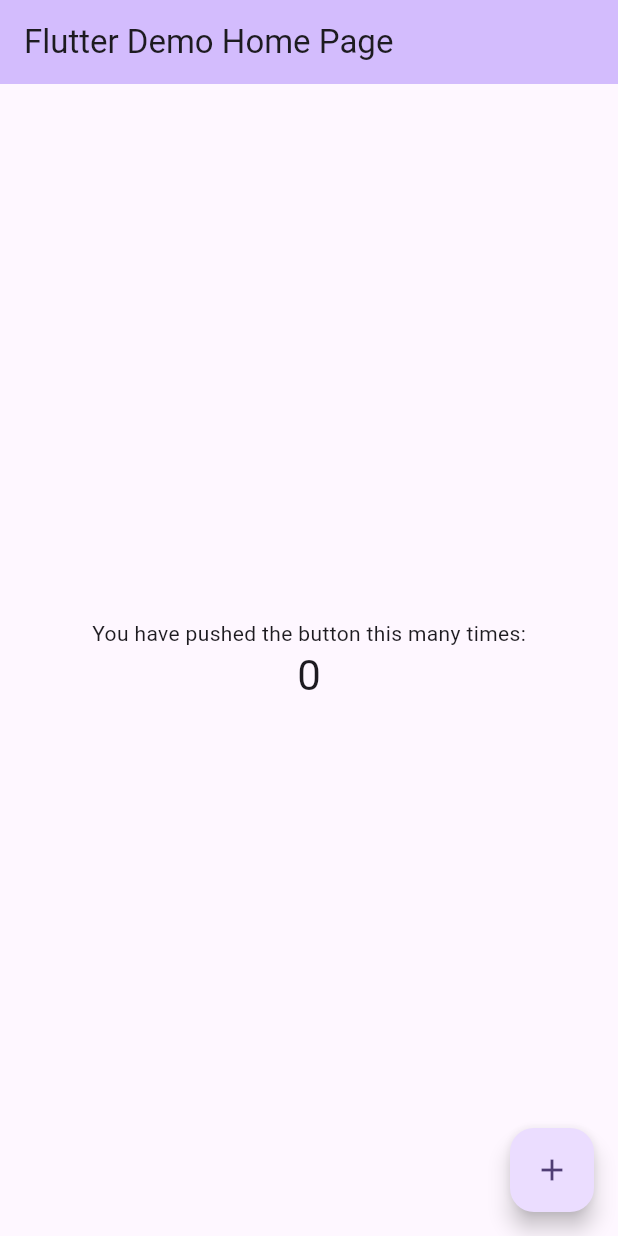
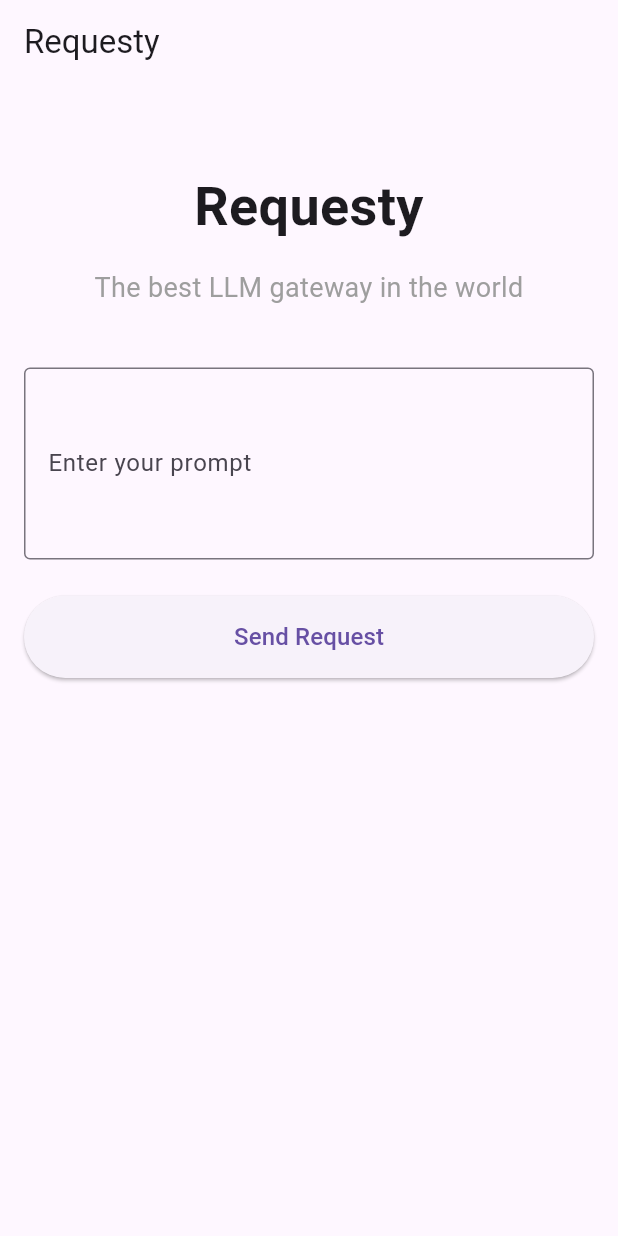
Before and after one commit to could-ai/0199063c-73df-7409-adbe-02d12ef30b3b, a Flutter app: the screen it shows after launch, on a phone screen of 412 x 824 dp. Run offline on Flutter 3.47's test engine with Material 3 defaults, Android fonts, the phone set to English and light mode, and no system bars.

Commit message:
Replaced the entire lib/main.dart file to create a new homepage for the Requesty app. The changes include: - Renamed the root widget to RequestyApp and updated MaterialApp title and theme. - Removed the default counter demo and template code. - Created a RequestyHomePage StatefulWidget with a TextEditingController to capture user prompts. - Added a hero section showing the app name and tagline: "Requesty - The best LLM gateway in the world". - Implemented a multi-line TextField for users to enter prompts, styled with an outline border. - Added an ElevatedButton that, when pressed, validates input, shows a Snackbar with the entered prompt, clears the field, and includes a TODO placeholder for actual LLM integration. - Ensured proper padding, scrolling, and responsive layout using SingleChildScrollView and Column with crossAxisAlignment.stretch. - Disposed of the controller in the State’s dispose method for resource cleanup.

```diff
--- a/usr/lib/main.dart
+++ b/usr/lib/main.dart
@@ -1,120 +1,108 @@
 import 'package:flutter/material.dart';
 
 void main() {
-  runApp(const MyApp());
+  runApp(const RequestyApp());
 }
 
-class MyApp extends StatelessWidget {
-  const MyApp({super.key});
+class RequestyApp extends StatelessWidget {
+  const RequestyApp({Key? key}) : super(key: key);
 
-  // This widget is the root of your application.
   @override
   Widget build(BuildContext context) {
     return MaterialApp(
-      title: 'Flutter Demo',
+      title: 'Requesty',
       debugShowCheckedModeBanner: false,
       theme: ThemeData(
-        // This is the theme of your application.
-        //
-        // TRY THIS: Try running your application with "flutter run". You'll see
-        // the application has a purple toolbar. Then, without quitting the app,
-        // try changing the seedColor in the colorScheme below to Colors.green
-        // and then invoke "hot reload" (save your changes or press the "hot
-        // reload" button in a Flutter-supported IDE, or press "r" if you used
-        // the command line to start the app).
-        //
-        // Notice that the counter didn't reset back to zero; the application
-        // state is not lost during the reload. To reset the state, use hot
-        // restart instead.
-        //
-        // This works for code too, not just values: Most code changes can be
-        // tested with just a hot reload.
-        colorScheme: ColorScheme.fromSeed(seedColor: Colors.deepPurple),
+        primarySwatch: Colors.blue,
       ),
-      home: const MyHomePage(title: 'Flutter Demo Home Page'),
+      home: const RequestyHomePage(),
     );
   }
 }
 
-class MyHomePage extends StatefulWidget {
-  const MyHomePage({super.key, required this.title});
-
-  // This widget is the home page of your application. It is stateful, meaning
-  // that it has a State object (defined below) that contains fields that affect
-  // how it looks.
-
-  // This class is the configuration for the state. It holds the values (in this
-  // case the title) provided by the parent (in this case the App widget) and
-  // used by the build method of the State. Fields in a Widget subclass are
-  // always marked "final".
-
-  final String title;
+class RequestyHomePage extends StatefulWidget {
+  const RequestyHomePage({Key? key}) : super(key: key);
 
   @override
-  State<MyHomePage> createState() => _MyHomePageState();
+  State<RequestyHomePage> createState() => _RequestyHomePageState();
 }
 
-class _MyHomePageState extends State<MyHomePage> {
-  int _counter = 0;
+class _RequestyHomePageState extends State<RequestyHomePage> {
+  final TextEditingController _promptController = TextEditingController();
 
-  void _incrementCounter() {
-    setState(() {
-      // This call to setState tells the Flutter framework that something has
-      // changed in this State, which causes it to rerun the build method below
-      // so that the display can reflect the updated values. If we changed
-      // _counter without calling setState(), then the build method would not be
-      // called again, and so nothing would appear to happen.
-      _counter++;
-    });
+  @override
+  void dispose() {
+    _promptController.dispose();
+    super.dispose();
+  }
+
+  void _sendRequest() {
+    final prompt = _promptController.text.trim();
+    if (prompt.isEmpty) {
+      ScaffoldMessenger.of(context).showSnackBar(
+        const SnackBar(content: Text('Please enter a prompt to send')),
+      );
+      return;
+    }
+    // TODO: Integrate LLM request logic here
+    ScaffoldMessenger.of(context).showSnackBar(
+      SnackBar(content: Text('Request sent: "$prompt"')),
+    );
+    _promptController.clear();
   }
 
   @override
   Widget build(BuildContext context) {
-    // This method is rerun every time setState is called, for instance as done
-    // by the _incrementCounter method above.
-    //
-    // The Flutter framework has been optimized to make rerunning build methods
-    // fast, so that you can just rebuild anything that needs updating rather
-    // than having to individually change instances of widgets.
     return Scaffold(
       appBar: AppBar(
-        // TRY THIS: Try changing the color here to a specific color (to
-        // Colors.amber, perhaps?) and trigger a hot reload to see the AppBar
-        // change color while the other colors stay the same.
-        backgroundColor: Theme.of(context).colorScheme.inversePrimary,
-        // Here we take the value from the MyHomePage object that was created by
-        // the App.build method, and use it to set our appbar title.
-        title: Text(widget.title),
+        title: const Text('Requesty'),
       ),
-      body: Center(
-        // Center is a layout widget. It takes a single child and positions it
-        // in the middle of the parent.
+      body: SingleChildScrollView(
+        padding: const EdgeInsets.all(16.0),
         child: Column(
-          // Column is also a layout widget. It takes a list of children and
-          // arranges them vertically. By default, it sizes itself to fit its
-          // children horizontally, and tries to be as tall as its parent.
-          //
-          // Column has various properties to control how it sizes itself and
-          // how it positions its children. Here we use mainAxisAlignment to
-          // center the children vertically; the main axis here is the vertical
-          // axis because Columns are vertical (the cross axis would be
-          // horizontal).
-          //
-          // TRY THIS: Invoke "debug painting" (choose the "Toggle Debug Paint"
-          // action in the IDE, or press "p" in the console), to see the
-          // wireframe for each widget.
-          mainAxisAlignment: MainAxisAlignment.center,
-          children: <Widget>[
-            const Text('You have pushed the button this many times:'),
-            Text('$_counter', style: Theme.of(context).textTheme.headlineMedium),
+          crossAxisAlignment: CrossAxisAlignment.stretch,
+          children: [
+            const SizedBox(height: 40),
+            const Text(
+              'Requesty',
+              textAlign: TextAlign.center,
+              style: TextStyle(
+                fontSize: 36,
+                fontWeight: FontWeight.bold,
+              ),
+            ),
+            const SizedBox(height: 16),
+            const Text(
+              'The best LLM gateway in the world',
+              textAlign: TextAlign.center,
+              style: TextStyle(
+                fontSize: 18,
+                color: Colors.grey,
+              ),
+            ),
+            const SizedBox(height: 40),
+            TextField(
+              controller: _promptController,
+              decoration: const InputDecoration(
+                labelText: 'Enter your prompt',
+                border: OutlineInputBorder(),
+              ),
+              maxLines: 4,
+            ),
+            const SizedBox(height: 24),
+            ElevatedButton(
+              onPressed: _sendRequest,
+              child: const Padding(
+                padding: EdgeInsets.symmetric(vertical: 16.0),
+                child: Text(
+                  'Send Request',
+                  style: TextStyle(fontSize: 16),
+                ),
+              ),
+            ),
           ],
         ),
       ),
-      floatingActionButton: FloatingActionButton(
-        onPressed: _incrementCounter,
-        tooltip: 'Increment',
-        child: const Icon(Icons.add),
-      ), // This trailing comma makes auto-formatting nicer for build methods.
     );
   }
 }
```
